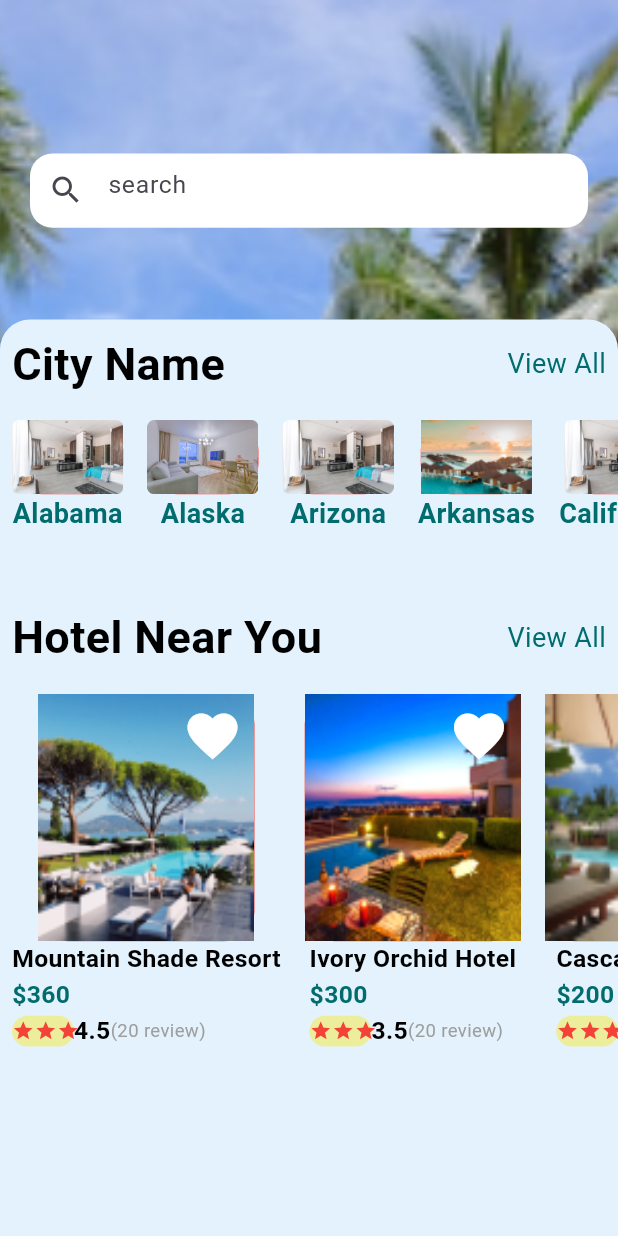
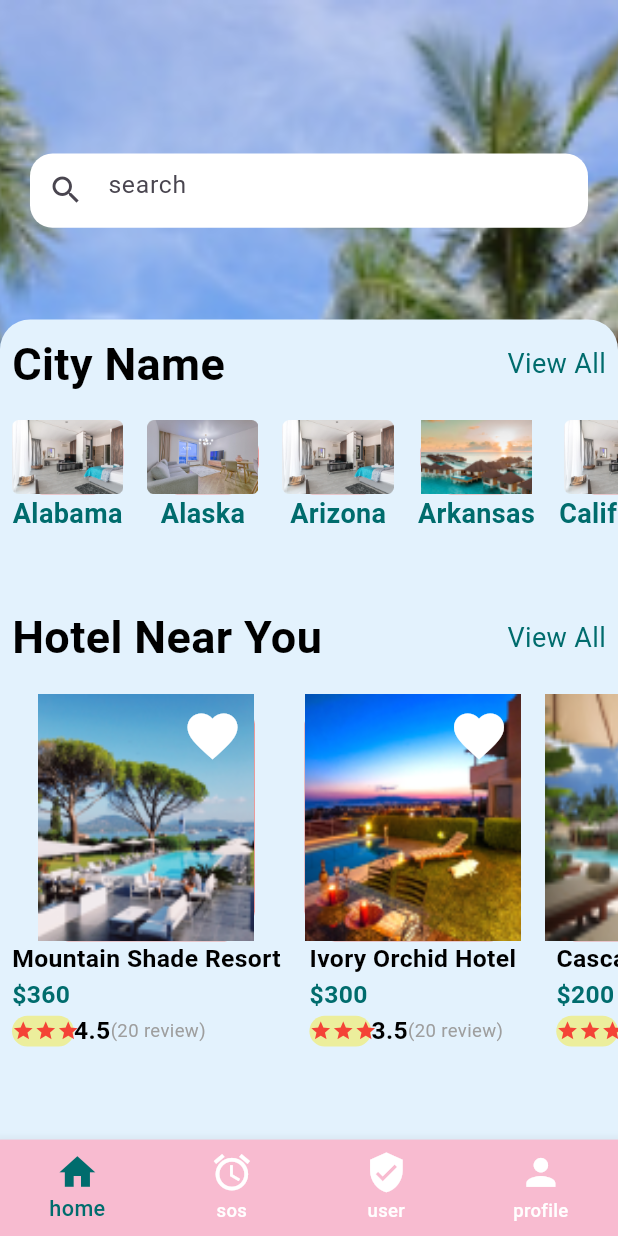
Before and after one commit to rimuakter057/hotel_management_ui, a Flutter app: the screen it shows after launch, on a phone screen of 412 x 824 dp. Run offline on Flutter 3.47's test engine with Material 3 defaults, Android fonts, the phone set to English and light mode, and no system bars; our stand-ins replace get, readmore.

Commit message:
prepare ui

```diff
--- a/lib/app/routes/route_names.dart
+++ b/lib/app/routes/route_names.dart
@@ -1,6 +1,8 @@
 class RoutesName {
   static const String login = '/login';
   static const String splash = '/splash';
+  static const String mainNav = '/main-nav';
+
   static const String home = '/home';
   static const String option = '/option';
   static const String allOption='/allOption';
--- a/lib/app/routes/route_pages.dart
+++ b/lib/app/routes/route_pages.dart
@@ -8,12 +8,14 @@ import 'package:hotel_management/app/ui/screens/HomeScreen/home_screen.dart';
 import 'package:hotel_management/app/ui/screens/HotelDetailsScreen/hotel_details_screen.dart';
 import 'package:hotel_management/app/ui/screens/OptionScreen/option_screen.dart';
 import 'package:hotel_management/app/ui/screens/login_screen.dart';
+import 'package:hotel_management/app/ui/screens/main_nav_screen/main_nav_screen.dart';
 import 'package:hotel_management/app/ui/screens/splash_screen.dart';
 
 class RoutePages{
 List <GetPage<dynamic>> routes = [
   GetPage(name: RoutesName.splash, page:()=>SplashScreen()),
   GetPage(name: RoutesName.login, page:()=>LoginScreen()),
+  GetPage(name: RoutesName.mainNav, page:()=>MainNavScreen()),
   GetPage(name: RoutesName.home, page:()=>HomeScreen()),
   GetPage(name: RoutesName.option, page:()=>OptionScreen()),
   GetPage(name: RoutesName.allOption, page:()=>AllOptionScreen()),
--- a/lib/app/ui/screens/HomeScreen/home_screen.dart
+++ b/lib/app/ui/screens/HomeScreen/home_screen.dart
@@ -5,6 +5,8 @@ import 'package:hotel_management/app/controller/hotel_name_controller.dart';
 import 'package:hotel_management/app/ui/utils/color.dart';
 import 'package:hotel_management/app/ui/utils/image_url.dart';
 import 'package:hotel_management/app/ui/utils/text_style.dart';
+
+import '../HotelDetailsScreen/hotel_details_screen.dart';
 
 class HomeScreen extends StatelessWidget {
   const HomeScreen({super.key});
@@ -139,7 +141,11 @@ class HomeScreen extends StatelessWidget {
                                   children: [
                                     Stack(
                                       children: [
-                                        Container(
+                                        GestureDetector(
+                                          onTap: () {
+                                            Get.to(HotelDetailsScreen());
+                                          },
+                                          child: Container(
                                             height: size.height * .2,
                                             width: size.width * .35,
                                             decoration: BoxDecoration(
@@ -151,6 +157,7 @@ class HomeScreen extends StatelessWidget {
                                               height: size.height * .2,
                                               width: size.width * .35,
                                               fit: BoxFit.fill,
+                                            ),
                                           ),
                                         ),
                                         Positioned(
--- a/lib/app/ui/screens/HotelDetailsScreen/hotel_details_screen.dart
+++ b/lib/app/ui/screens/HotelDetailsScreen/hotel_details_screen.dart
@@ -1,4 +1,5 @@
 import 'package:flutter/material.dart';
+import 'package:get/get.dart';
 import 'package:hotel_management/app/ui/utils/all_icon_size.dart';
 import 'package:hotel_management/app/ui/utils/app_text.dart';
 import 'package:hotel_management/app/ui/utils/color.dart';
@@ -25,7 +26,9 @@ class HotelDetailsScreen extends StatelessWidget {
           style: MyTextStyle.appbarText,
         ),
         leading: IconButton(
-            onPressed: () {},
+            onPressed: () {
+            Navigator.pop(context);
+            },
             icon: const Icon(
               Icons.arrow_back,
               color: AppColors.whiteColor,
--- a/lib/app/ui/screens/login_screen.dart
+++ b/lib/app/ui/screens/login_screen.dart
@@ -1,4 +1,5 @@
 import 'package:flutter/material.dart';
+import 'package:hotel_management/app/ui/screens/HomeScreen/home_screen.dart';
 import 'package:hotel_management/app/ui/utils/app_text.dart';
 import 'package:hotel_management/app/ui/utils/image_url.dart';
 import 'package:hotel_management/app/ui/utils/text_style.dart';
@@ -48,6 +49,8 @@ class LoginScreen extends StatelessWidget {
                   ),
                 ),
                 CustomButton(size: size, buttonName: AppText.logIn,onTap: (){
+
+                  Navigator.push(context, MaterialPageRoute(builder: (context)=>HomeScreen()));
                   print("login");
                 },),
                 gap,
--- /dev/null
+++ b/lib/app/ui/screens/main_nav_screen/main_nav_screen.dart
@@ -0,0 +1,47 @@
+// file: main_bottom_nav.dart
+
+import 'package:flutter/material.dart';
+import 'package:hotel_management/app/ui/screens/AllOption/all_option_screen.dart';
+import 'package:hotel_management/app/ui/screens/main_nav_screen/widget/bottom_nav.dart';
+import '../EmployeeListScreen/employee_list_screen.dart';
+import '../HomeScreen/home_screen.dart';
+import '../profile/screens/profile_screen.dart';
+
+
+
+
+class MainNavScreen extends StatefulWidget {
+  const MainNavScreen({super.key});
+
+  @override
+  State<MainNavScreen> createState() => _MainNavScreenState();
+}
+
+class _MainNavScreenState extends State<MainNavScreen> {
+  int _selectedIndex = 0;
+
+  final List<Widget> _screens = [
+
+    HomeScreen(),
+    AllOptionScreen(),
+    EmployeeListScreen(),
+    ProfileScreen(),
+  ];
+
+  void _onItemTapped(int index) {
+    setState(() {
+      _selectedIndex = index;
+    });
+  }
+
+  @override
+  Widget build(BuildContext context) {
+    return Scaffold(
+      body: _screens[_selectedIndex],
+      bottomNavigationBar: CustomBottomNavBar(
+        currentIndex: _selectedIndex,
+        onTap: _onItemTapped,
+      ),
+    );
+  }
+}
--- /dev/null
+++ b/lib/app/ui/screens/main_nav_screen/widget/bottom_nav.dart
@@ -0,0 +1,52 @@
+import 'package:flutter/material.dart';
+
+import '../../../utils/color.dart';
+
+
+
+
+class CustomBottomNavBar extends StatelessWidget {
+  final int currentIndex;
+  final Function(int) onTap;
+
+  const CustomBottomNavBar({
+    super.key,
+    required this.currentIndex,
+    required this.onTap,
+  });
+
+  @override
+  Widget build(BuildContext context) {
+    final screenWidth = MediaQuery.of(context).size.width;
+
+    return BottomNavigationBar(
+      backgroundColor: AppColors.pinkShadeTwo,
+      currentIndex: currentIndex,
+      onTap: onTap,
+      selectedItemColor: AppColors.tealColor,
+      unselectedItemColor:AppColors.whiteColor,
+      selectedFontSize: screenWidth * 0.035,
+      unselectedFontSize: screenWidth * 0.03,
+      iconSize: screenWidth * 0.07,
+      type: BottomNavigationBarType.fixed,
+      items: const [
+        BottomNavigationBarItem(
+          icon: Icon(Icons.home),
+          label: "home",
+        ),
+        BottomNavigationBarItem(
+          icon: Icon(Icons.alarm),
+          label: "sos",
+        ),
+        BottomNavigationBarItem(
+          icon: Icon(Icons.verified_user),
+          label: "user",
+        ),
+        BottomNavigationBarItem(
+          icon: Icon(Icons.person),
+          label: "profile",
+        ),
+      ],
+    );
+  }
+}
--- a/lib/main.dart
+++ b/lib/main.dart
@@ -3,6 +3,8 @@ import 'package:get/get.dart';
 import 'package:hotel_management/app/routes/route_names.dart';
 import 'package:hotel_management/app/routes/route_pages.dart';
 import 'package:hotel_management/app/ui/utils/color.dart';
+
+import 'app/ui/screens/EmployeeListScreen/employee_list_screen.dart';
 
 void main() {
   runApp(const MyApp());
@@ -37,7 +39,7 @@ class MyApp extends StatelessWidget {
        )
      ),
      getPages: RoutePages().routes,
-      initialRoute: RoutesName.home,
+      initialRoute: RoutesName.mainNav,
     );
   }
 }
```
Also changed, not shown: lib/app/ui/screens/EmployeeListScreen/employee_list_screen.dart (+35 -0 lines), lib/app/ui/screens/profile/controllers/edit_profile_controller.dart (added, +81 -0 lines), lib/app/ui/screens/profile/screens/change_password_screen.dart (added, +84 -0 lines), lib/app/ui/screens/profile/screens/edit_profile_screen.dart (added, +83 -0 lines), lib/app/ui/screens/profile/screens/profile_screen.dart (added, +97 -0 lines), lib/app/ui/screens/profile/widget/profile_option.dart (added, +59 -0 lines), lib/app/ui/screens/profile/widget/profile_widget.dart (added, +58 -0 lines), lib/app/ui/screens/splash_screen.dart (+23 -1 lines), pubspec.lock. Lines whose indentation alone changed are shown as unchanged.
